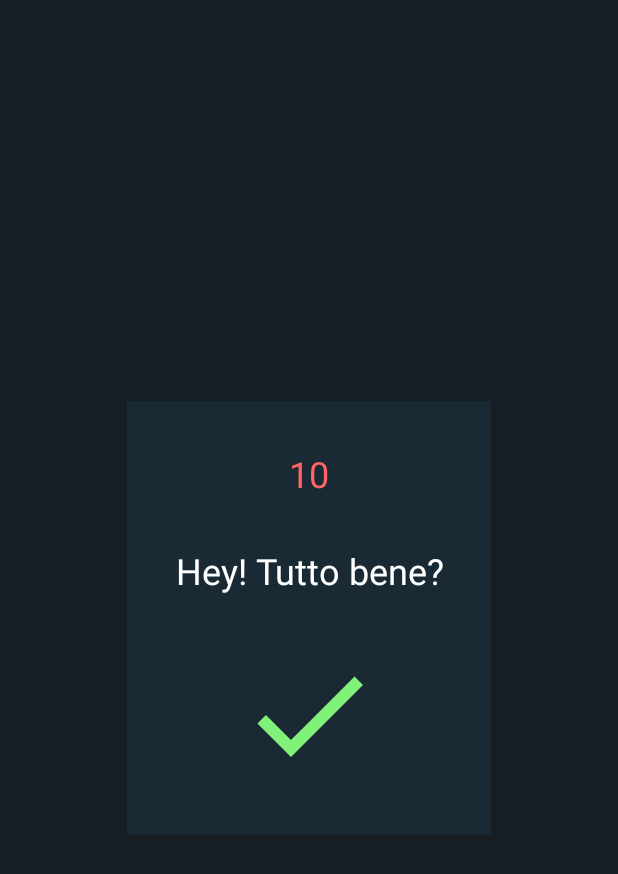
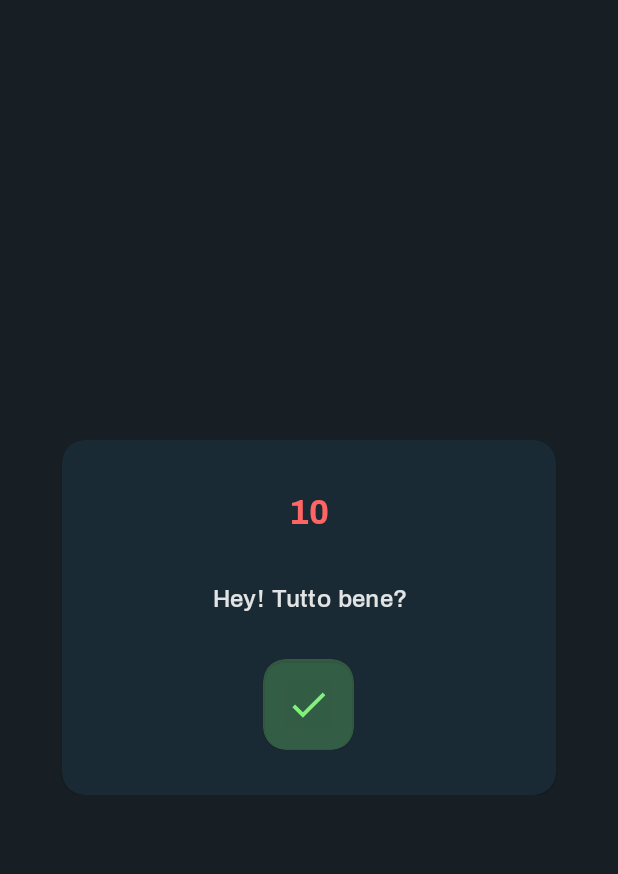
Before and after one commit to Syrinx98/Simul, an Android app: the layout sinister_alarm_popup_layout.xml on its own in the app's theme, with its tools: preview values and no code run, on a phone screen of 412 x 824 dp. Shown: the top 874 px of the screen. Run offline under Robolectric (Android 15) with nearby library versions, the phone set to English and light mode, and no system bars.

Commit message:
Sistemata dialog sinister, prograss bar e altre modifiche minori.

```diff
--- /dev/null
+++ b/app/src/main/res/drawable/ic_clock.xml
@@ -0,0 +1,5 @@
+<vector android:height="24dp" android:tint="#FFFFFF"
+    android:viewportHeight="24" android:viewportWidth="24"
+    android:width="24dp" xmlns:android="http://schemas.android.com/apk/res/android">
+    <path android:fillColor="@android:color/white" android:pathData="M11.99,2C6.47,2 2,6.48 2,12s4.47,10 9.99,10C17.52,22 22,17.52 22,12S17.52,2 11.99,2zM12,20c-4.42,0 -8,-3.58 -8,-8s3.58,-8 8,-8 8,3.58 8,8 -3.58,8 -8,8zM12.5,7L11,7v6l5.25,3.15 0.75,-1.23 -4.5,-2.67z"/>
+</vector>
--- a/app/src/main/res/layout/dialog_bar.xml
+++ b/app/src/main/res/layout/dialog_bar.xml
@@ -1,5 +1,6 @@
 <?xml version="1.0" encoding="utf-8"?>
-<ProgressBar xmlns:android="http://schemas.android.com/apk/res/android"
+<ProgressBar
+    xmlns:android="http://schemas.android.com/apk/res/android"
     android:layout_width="100dp"
     android:layout_height="100dp"
     android:layout_gravity="center"
--- a/app/src/main/res/layout/sinister_alarm_popup_layout.xml
+++ b/app/src/main/res/layout/sinister_alarm_popup_layout.xml
@@ -1,59 +1,63 @@
 <?xml version="1.0" encoding="utf-8"?>
-<androidx.constraintlayout.widget.ConstraintLayout xmlns:android="http://schemas.android.com/apk/res/android"
+<androidx.constraintlayout.widget.ConstraintLayout
+    xmlns:android="http://schemas.android.com/apk/res/android"
     xmlns:app="http://schemas.android.com/apk/res-auto"
     xmlns:tools="http://schemas.android.com/tools"
-    android:layout_width="wrap_content"
+    android:layout_width="match_parent"
     android:layout_height="wrap_content"
-    android:layout_gravity="center"
-    android:background="@color/colorSurface">
+    android:layout_gravity="center">
 
+    <com.google.android.material.card.MaterialCardView
+        android:id="@+id/container_sinister"
+        app:layout_constraintTop_toTopOf="parent"
+        app:layout_constraintEnd_toEndOf="parent"
+        app:layout_constraintStart_toStartOf="parent"
+        app:layout_constraintBottom_toBottomOf="parent"
+        android:layout_width="0dp"
+        app:layout_constraintWidth_percent="0.8"
+        android:layout_height="wrap_content" >
 
-    <ImageButton
-        android:id="@+id/imfinethanks"
-        android:layout_width="96dp"
-        android:layout_height="96dp"
-        android:layout_marginBottom="32dp"
-        android:background="@drawable/fish_conferma"
-        app:layout_constraintBottom_toBottomOf="parent"
-        app:layout_constraintEnd_toEndOf="parent"
-        app:layout_constraintHorizontal_bias="0.5"
-        app:layout_constraintStart_toStartOf="parent"
-        app:layout_constraintTop_toBottomOf="@+id/alarm_popup_message">
+        <LinearLayout
+            android:gravity="center"
+            android:orientation="vertical"
+            android:padding="30dp"
+            android:layout_width="match_parent"
+            android:layout_height="wrap_content">
 
-    </ImageButton>
+            <TextView
+                android:layout_marginBottom="30dp"
+                android:id="@+id/countdown_time"
+                android:layout_width="wrap_content"
+                android:layout_height="wrap_content"
+                android:text="10"
+                android:textAppearance="?attr/textAppearanceHeadline5"
+                android:textColor="@color/Rosso" />
 
-    <TextView
-        android:id="@+id/alarm_popup_message"
-        android:layout_width="wrap_content"
-        android:layout_height="wrap_content"
-        android:layout_marginStart="32dp"
-        android:layout_marginTop="32dp"
-        android:layout_marginEnd="32dp"
-        android:layout_marginBottom="32dp"
-        android:gravity="center"
-        android:text="Hey! Tutto bene?"
-        android:textColor="@color/Bianco"
-        android:textSize="24sp"
-        app:layout_constraintBottom_toTopOf="@+id/imfinethanks"
-        app:layout_constraintEnd_toEndOf="parent"
-        app:layout_constraintHorizontal_bias="0.5"
-        app:layout_constraintStart_toStartOf="parent"
-        app:layout_constraintTop_toBottomOf="@+id/countdown_time">
+            <TextView
+                android:layout_marginBottom="30dp"
+                android:id="@+id/alarm_popup_message"
+                android:textAlignment="center"
+                android:layout_width="match_parent"
+                android:layout_height="wrap_content"
+                android:text="Hey! Tutto bene?"
+                android:textAppearance="?attr/textAppearanceSubtitle1" />
 
-    </TextView>
+            <com.google.android.material.card.MaterialCardView
+                android:id="@+id/imfinethanks_sinister"
+                android:backgroundTint="#4081F279"
+                android:layout_width="wrap_content"
+                android:layout_height="wrap_content">
 
-    <TextView
-        android:id="@+id/countdown_time"
-        android:layout_width="wrap_content"
-        android:layout_height="wrap_content"
-        android:layout_marginTop="32dp"
-        android:text="10"
-        android:textColor="@color/Rosso"
-        android:textSize="24dp"
-        app:layout_constraintBottom_toTopOf="@+id/alarm_popup_message"
-        app:layout_constraintEnd_toEndOf="parent"
-        app:layout_constraintHorizontal_bias="0.5"
-        app:layout_constraintStart_toStartOf="parent"
-        app:layout_constraintTop_toTopOf="parent" />
+                <ImageView
+                    android:layout_width="30dp"
+                    android:layout_height="30dp"
+                    android:layout_margin="15dp"
+                    android:src="@drawable/fish_conferma" />
+
+            </com.google.android.material.card.MaterialCardView>
+
+        </LinearLayout>
+
+    </com.google.android.material.card.MaterialCardView>
 
 </androidx.constraintlayout.widget.ConstraintLayout>
--- a/app/src/main/res/values/colors.xml
+++ b/app/src/main/res/values/colors.xml
@@ -16,4 +16,6 @@
     <color name="Giallo">#FFDB67</color>
     <color name="Rosso">#FF6565</color>
 
+    <color name="RossoAlpha">#543940</color>
+
 </resources>
```
Also changed, not shown: app/src/main/java/sanchez/miguel/alfonso/simul/BaseActivity.java (+33 -8 lines), app/src/main/java/sanchez/miguel/alfonso/simul/HomeFragment.java (+7 -0 lines), app/src/main/res/anim/pulse_sinister.xml (added, +15 -0 lines), app/src/main/res/drawable/icona_app_foreground.xml (deleted, +0 -14 lines), app/src/main/res/layout/activity_register.xml (+35 -28 lines), app/src/main/res/layout/popup_controllo_pausa.xml (added, +41 -0 lines), app/src/main/res/values/styles.xml (+4 -9 lines).
